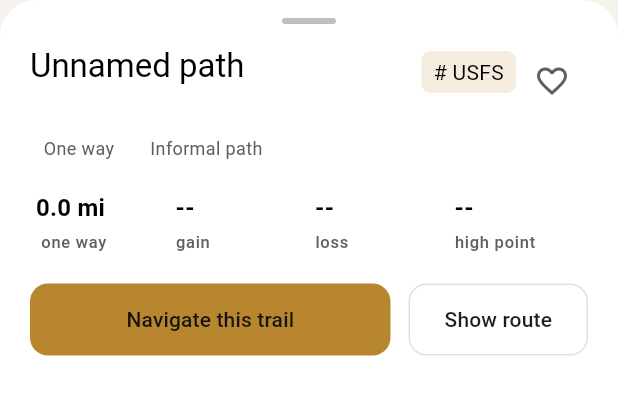
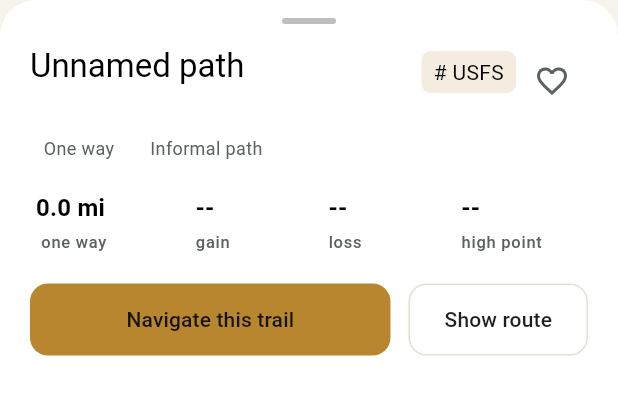
Before and after one commit to AffluentMods/cairn, a Flutter app: the _TrailDetailSheet widget shown alone on an empty page, opened directly with empty values, on a phone screen of 412 x 824 dp. Shown: the top 397 px of the screen. Run offline on Flutter 3.47's test engine with Material 3 defaults, Android fonts, the phone set to English and light mode, and no system bars; our stand-ins replace battery_plus, connectivity_plus, dio, drift, file_picker, flutter_riverpod and 8 more; missing offline and left inert: cryptography, flutter_foreground_task, gpx, maplibre_gl; accounts and stored records are empty; generated files the repository leaves out were written again.

Commit message:
fix-1.4.5: trail detail stats no longer run together
The four mono values in the trail detail strip had equal columns, so a
long gain ("+3,881 ft") filled its column and ran into the loss beside it.
Gain is unsigned now, like loss (Addendum A6 F3: the label says gain), and
each column is as wide as its value needs.

Co-Authored-By: Claude Opus 5 <noreply@anthropic.com>

```diff
--- a/lib/presentation/explore/widgets/trail_detail_sheet.dart
+++ b/lib/presentation/explore/widgets/trail_detail_sheet.dart
@@ -1,4 +1,6 @@
 // SPDX-License-Identifier: GPL-3.0-or-later
+import 'dart:math' as math;
+
 import 'package:flutter/material.dart';
 import 'package:flutter_riverpod/flutter_riverpod.dart';
 import 'package:geolocator/geolocator.dart';
@@ -359,44 +361,38 @@ class _TrailDetailSheetState extends ConsumerState<_TrailDetailSheet> {
                     ],
                   ),
                   const SizedBox(height: 12),
-                  Row(
+                  Builder(builder: (context) {
+                    String orEmpty(String Function(RouteStats s) f) =>
+                        stats == null
+                            ? (loading ? '...' : l10n.statEmpty)
+                            : f(stats);
+                    final tiles = [
+                      (fmt.distance(lengthM), l10n.trailLengthOneWay('')),
+                      // Unsigned, like loss: the label says gain, and a plus
+                      // crowded four mono values (A6 F3).
+                      (orEmpty((s) => fmt.elevation(s.gainM)), l10n.statGain),
+                      (orEmpty((s) => fmt.elevation(s.lossM)), l10n.statLoss),
+                      (
+                        orEmpty((s) => fmt.elevation(s.maxElevM)),
+                        l10n.statHighPoint
+                      ),
+                    ];
+                    // Each column as wide as its value needs, so "3,881 ft"
+                    // does not run into "0 ft" beside it.
+                    return Row(
                       children: [
+                        for (final (value, label) in tiles)
                           Expanded(
+                            flex: math.max(5, value.length),
                             child: StatTile(
-                          value: fmt.distance(lengthM),
-                          label: l10n.trailLengthOneWay(''),
-                          compact: true,
-                        ),
-                      ),
-                      Expanded(
-                        child: StatTile(
-                          value: stats == null
-                              ? (loading ? '...' : l10n.statEmpty)
-                              : fmt.elevationSigned(stats.gainM),
-                          label: l10n.statGain,
-                          compact: true,
-                        ),
-                      ),
-                      Expanded(
-                        child: StatTile(
-                          value: stats == null
-                              ? (loading ? '...' : l10n.statEmpty)
-                              : fmt.elevation(stats.lossM),
-                          label: l10n.statLoss,
-                          compact: true,
-                        ),
-                      ),
-                      Expanded(
-                        child: StatTile(
-                          value: stats == null
-                              ? (loading ? '...' : l10n.statEmpty)
-                              : fmt.elevation(stats.maxElevM),
-                          label: l10n.statHighPoint,
+                              value: value,
+                              label: label,
                               compact: true,
                             ),
                           ),
                       ],
-                  ),
+                    );
+                  }),
                   if (stats != null) ...[
                     const SizedBox(height: 4),
                     Builder(builder: (context) {
```
Lines whose indentation alone changed are shown as unchanged.
